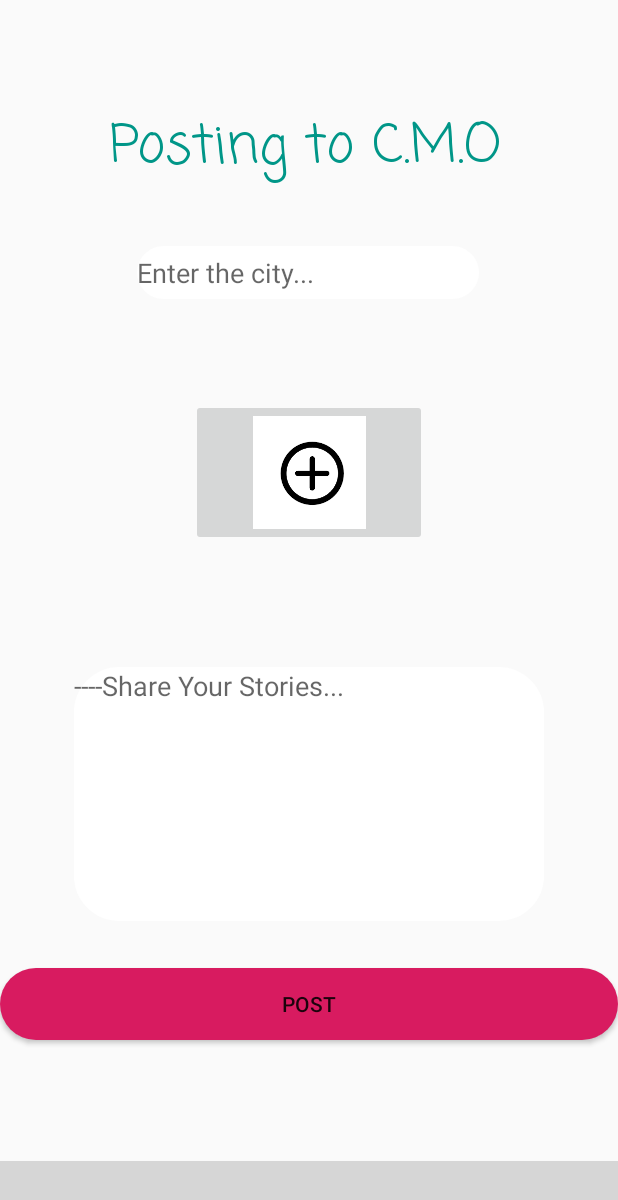
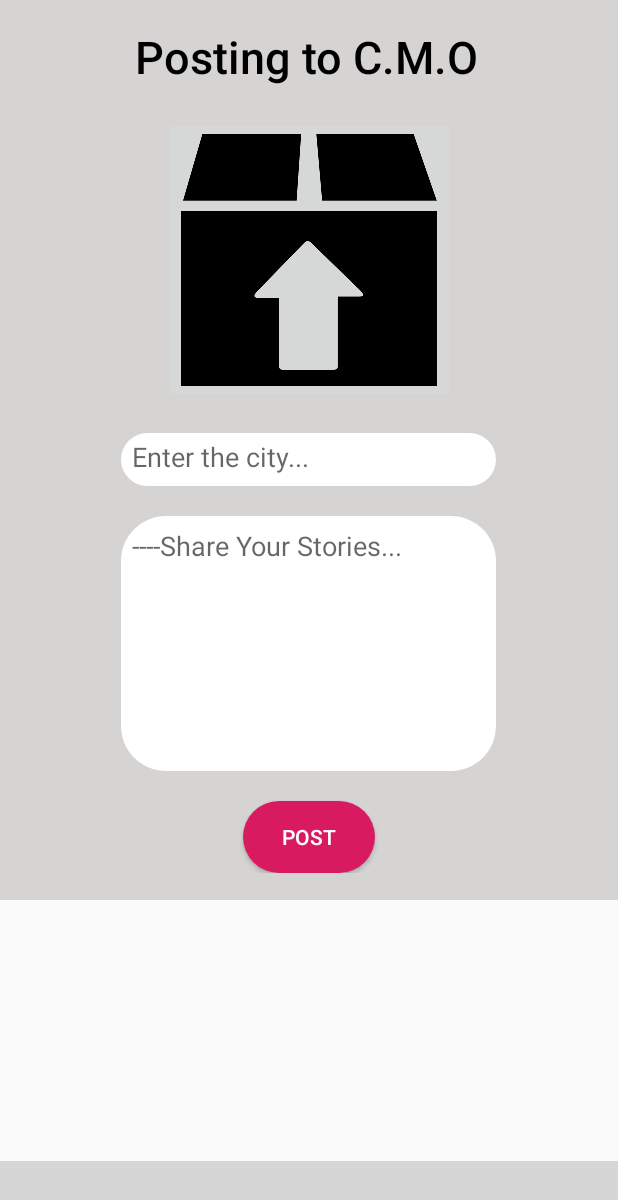
Before and after one commit to tonykyo3232/C.M.O, an Android app: the PostActivity screen opened directly, with no data from a screen before it, on a phone screen of 412 x 824 dp. Shown: the top 1200 px of the screen. Run offline under Robolectric (Android 15) with nearby library versions, the phone set to English and light mode, and no system bars; our stand-ins replace Firebase (no records; nobody signed in at launch, a user with empty details on screens opened directly); libraries missing offline, so code that uses them is left out: com.ittianyu.bottomnavigationviewex; plain views replace BottomNavigationViewEx; pictures from the network do not load; 6 statements that could not run were skipped; grey boxes are pictures that could not be loaded.

Commit message:
post layout

```diff
--- a/C.M.O-master 2/app/src/main/res/layout/activity_click_post.xml
+++ b/C.M.O-master 2/app/src/main/res/layout/activity_click_post.xml
@@ -8,7 +8,7 @@
 
     <ImageView
         android:id="@+id/click_post_image"
-        android:layout_width="400dp"
+        android:layout_width="match_parent"
         android:layout_height="200dp"
         android:layout_marginLeft="10dp"
         android:layout_marginTop="30dp"
--- a/C.M.O-master 2/app/src/main/res/layout/activity_post.xml
+++ b/C.M.O-master 2/app/src/main/res/layout/activity_post.xml
@@ -1,98 +1,122 @@
 <?xml version="1.0" encoding="utf-8"?>
-<androidx.constraintlayout.widget.ConstraintLayout xmlns:android="http://schemas.android.com/apk/res/android"
+<RelativeLayout xmlns:android="http://schemas.android.com/apk/res/android"
     xmlns:app="http://schemas.android.com/apk/res-auto"
     xmlns:tools="http://schemas.android.com/tools"
     android:layout_width="match_parent"
     android:layout_height="match_parent"
     tools:context=".Post.PostActivity">
 
+    <RelativeLayout
+        android:layout_width="match_parent"
+        android:layout_height="600dp"
+        android:background="@color/mainBackground">
+
+
+        <RelativeLayout
+            android:layout_width="wrap_content"
+            android:layout_height="wrap_content"
+            android:layout_centerInParent="true"
+            android:layout_marginLeft="40dp"
+            android:layout_marginRight="40dp"
+
+            >
+
+            <RelativeLayout
+                android:layout_width="wrap_content"
+                android:layout_height="wrap_content"
+                >
+
+                <TextView
+                    android:id="@+id/title"
+                    android:layout_width="wrap_content"
+                    android:layout_height="wrap_content"
+                    android:fontFamily="sans-serif-medium"
+                    android:layout_marginStart="50dp"
+                    android:text="Posting to C.M.O"
+                    android:textSize="30dp"
+                    android:textColor="@color/black"/>
+
+                <LinearLayout
+                    android:layout_width="match_parent"
+                    android:layout_height="wrap_content"
+
+                    android:orientation="vertical"
+                    android:layout_marginTop="20dp"
+                    android:layout_below="@+id/title"
+                    >
+
+                    <LinearLayout
+                        android:layout_width="match_parent"
+                        android:layout_height="wrap_content"
+                        android:orientation="vertical">
+
+                        <ImageButton
+                            android:id="@+id/UploadImage"
+                            android:layout_width="wrap_content"
+                            android:layout_height="wrap_content"
+                            app:srcCompat="@mipmap/upload_pic"
+                            tools:srcCompat="@mipmap/upload_pic"
+                            android:layout_gravity="center"
+                            />
+
+                        <EditText
+                            android:id="@+id/location"
+                            android:layout_gravity="center"
+                            android:layout_width="250dp"
+                            android:layout_height="35dp"
+                            android:padding="7dp"
+                            android:background="@drawable/input"
+                            android:hint="Enter the city..."
+                            android:layout_marginTop="20dp"
+
+                            />
+
 
                         <EditText
                             android:id="@+id/PostText"
-        android:layout_width="313dp"
-        android:layout_height="169dp"
-        android:layout_marginStart="49dp"
-        android:layout_marginTop="50dp"
-        android:layout_marginEnd="49dp"
+                            android:layout_width="250dp"
+                            android:layout_height="170dp"
+                            android:layout_gravity="center"
                             android:autofillHints=""
                             android:background="@drawable/input"
                             android:ems="10"
+                            android:padding="7dp"
                             android:gravity="start|top"
                             android:hint="@string/share_your_stories"
                             android:inputType="textMultiLine"
-        app:layout_constraintBottom_toTopOf="@+id/UpdatePostButton"
-        app:layout_constraintEnd_toEndOf="parent"
-        app:layout_constraintHorizontal_bias="0.0"
-        app:layout_constraintStart_toStartOf="parent"
-        app:layout_constraintTop_toBottomOf="@+id/UploadImage"
-        tools:ignore="MissingConstraints" />
+                            android:layout_marginTop="20dp"
+                            />
 
                         <Button
                             android:id="@+id/UpdatePostButton"
-        android:layout_width="match_parent"
+                            android:layout_width="wrap_content"
                             android:layout_height="wrap_content"
-        android:layout_marginBottom="100dp"
                             android:background="@drawable/button"
+                            android:layout_gravity="center"
                             android:text="@string/post"
-        app:layout_constraintBottom_toBottomOf="parent"
-        app:layout_constraintEnd_toEndOf="parent"
-        app:layout_constraintHorizontal_bias="1.0"
-        app:layout_constraintStart_toStartOf="parent"
-        app:layout_constraintTop_toBottomOf="@+id/PostText"
-        app:layout_constraintVertical_bias="1.0"
-        tools:ignore="MissingConstraints" />
+                            android:textColor="@color/white"
+                            tools:ignore="MissingConstraints"
+                            android:layout_marginTop="20dp"
+                            />
 
-    <ImageButton
-        android:id="@+id/UploadImage"
-        android:layout_width="157dp"
-        android:layout_height="98dp"
-        android:layout_marginStart="127dp"
-        android:layout_marginEnd="127dp"
-        android:contentDescription="TODO"
-        app:layout_constraintBottom_toTopOf="@+id/PostText"
-        app:layout_constraintEnd_toEndOf="parent"
-        app:layout_constraintHorizontal_bias="0.0"
-        app:layout_constraintStart_toStartOf="parent"
-        app:layout_constraintTop_toBottomOf="@+id/location"
-        app:srcCompat="@mipmap/download"
-        tools:ignore="MissingConstraints" />
+                    </LinearLayout>
 
-    <EditText
-        android:id="@+id/location"
-        android:layout_width="228dp"
-        android:layout_height="35dp"
-        android:layout_marginStart="91dp"
-        android:layout_marginEnd="92dp"
-        android:layout_marginBottom="35dp"
-        android:background="@drawable/input"
-        android:ems="10"
-        android:hint="Enter the city..."
-        android:inputType="textPostalAddress"
-        app:layout_constraintBottom_toTopOf="@+id/UploadImage"
-        app:layout_constraintEnd_toEndOf="parent"
-        app:layout_constraintHorizontal_bias="0.0"
-        app:layout_constraintStart_toStartOf="parent"
-        app:layout_constraintTop_toBottomOf="@+id/title" />
+                </LinearLayout>
 
-    <TextView
-        android:id="@+id/title"
-        android:layout_width="290dp"
-        android:layout_height="62dp"
-        android:layout_marginStart="72dp"
-        android:layout_marginTop="40dp"
-        android:layout_marginEnd="49dp"
-        android:fontFamily="casual"
-        android:text="@string/posting_to_c_m_o"
-        android:textColor="#009688"
-        android:textSize="35sp"
-        app:layout_constraintBottom_toTopOf="@+id/location"
-        app:layout_constraintEnd_toEndOf="parent"
-        app:layout_constraintStart_toStartOf="parent"
-        app:layout_constraintTop_toTopOf="parent" />
+            </RelativeLayout>
+
+
+        </RelativeLayout>
+
+
+    </RelativeLayout>
+
+
+
 
     <RelativeLayout
         android:layout_width="match_parent"
         android:layout_height="match_parent">
         <include layout = "@layout/layout_bottom_navigation_view"></include>
     </RelativeLayout>
-</androidx.constraintlayout.widget.ConstraintLayout>
+</RelativeLayout>
```
Also changed, not shown: C.M.O-master 2/app/gradle/wrapper/gradle-wrapper.properties (added), C.M.O-master 2/app/src/main/res/mipmap-xxhdpi/upload_pic.png (added), 4 other files. Lines whose indentation alone changed are shown as unchanged.
